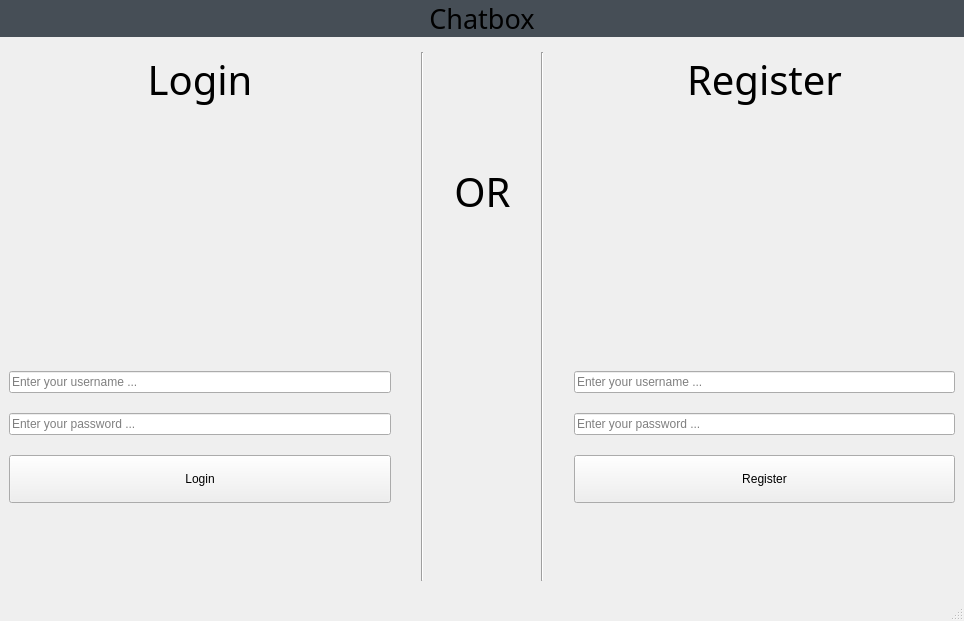
Above: Client_Chatbox/forms/mainwindow.ui from Schmock83/Chatbox before the change. Below: the same form after it.
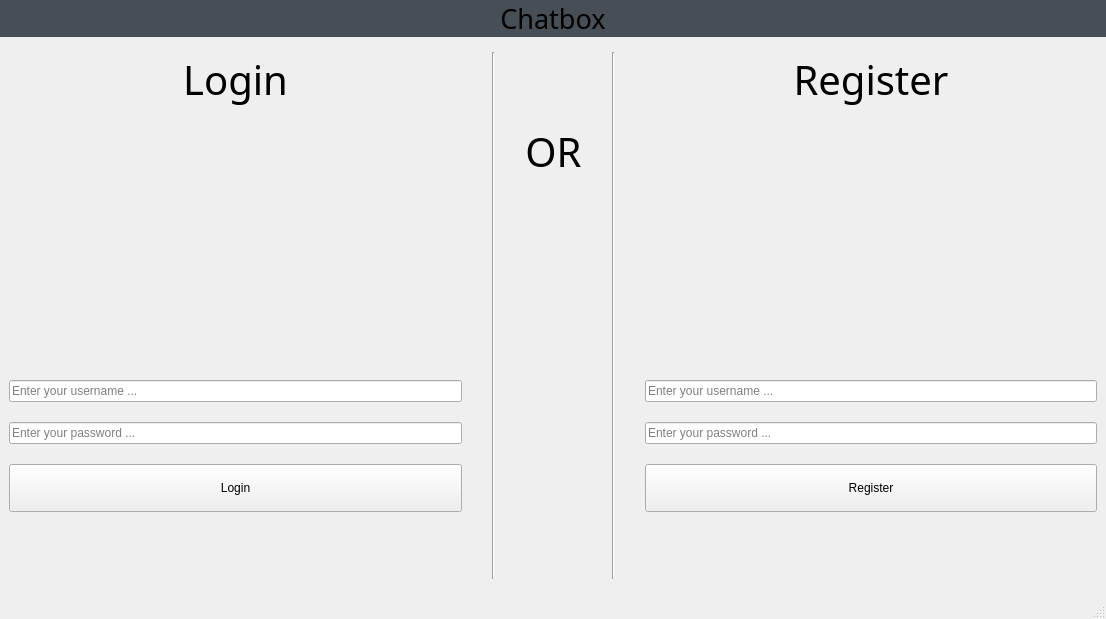
That is the form after the change.

```diff
--- a/Client_Chatbox/forms/mainwindow.ui
+++ b/Client_Chatbox/forms/mainwindow.ui
@@ -6,8 +6,8 @@
    <rect>
     <x>0</x>
     <y>0</y>
-    <width>964</width>
-    <height>621</height>
+    <width>1106</width>
+    <height>619</height>
    </rect>
   </property>
   <property name="font">
@@ -207,7 +207,15 @@
                </widget>
               </item>
               <item row="0" column="1">
-               <widget class="QLabel" name="login_errorLabel">
+               <widget class="QLabel" name="login_statusLabel">
+                <property name="font">
+                 <font>
+                  <family>Century Gothic</family>
+                  <pointsize>13</pointsize>
+                  <weight>50</weight>
+                  <bold>false</bold>
+                 </font>
+                </property>
                 <property name="text">
                  <string/>
                 </property>
@@ -227,8 +235,15 @@
           <item>
            <layout class="QGridLayout" name="gridLayout_8">
             <property name="bottomMargin">
-             <number>250</number>
+             <number>100</number>
             </property>
+            <item row="1" column="0">
+             <widget class="QLabel" name="welcome_loading_label">
+              <property name="text">
+               <string/>
+              </property>
+             </widget>
+            </item>
             <item row="0" column="0">
              <widget class="QLabel" name="label_2">
               <property name="font">
@@ -323,7 +338,13 @@
                </widget>
               </item>
               <item row="0" column="1">
-               <widget class="QLabel" name="registration_errorLabel">
+               <widget class="QLabel" name="registration_statusLabel">
+                <property name="font">
+                 <font>
+                  <family>Century Gothic</family>
+                  <pointsize>13</pointsize>
+                 </font>
+                </property>
                 <property name="text">
                  <string/>
                 </property>
```
Left out of the diff: 8 changed lines with no effect on the pictures.
